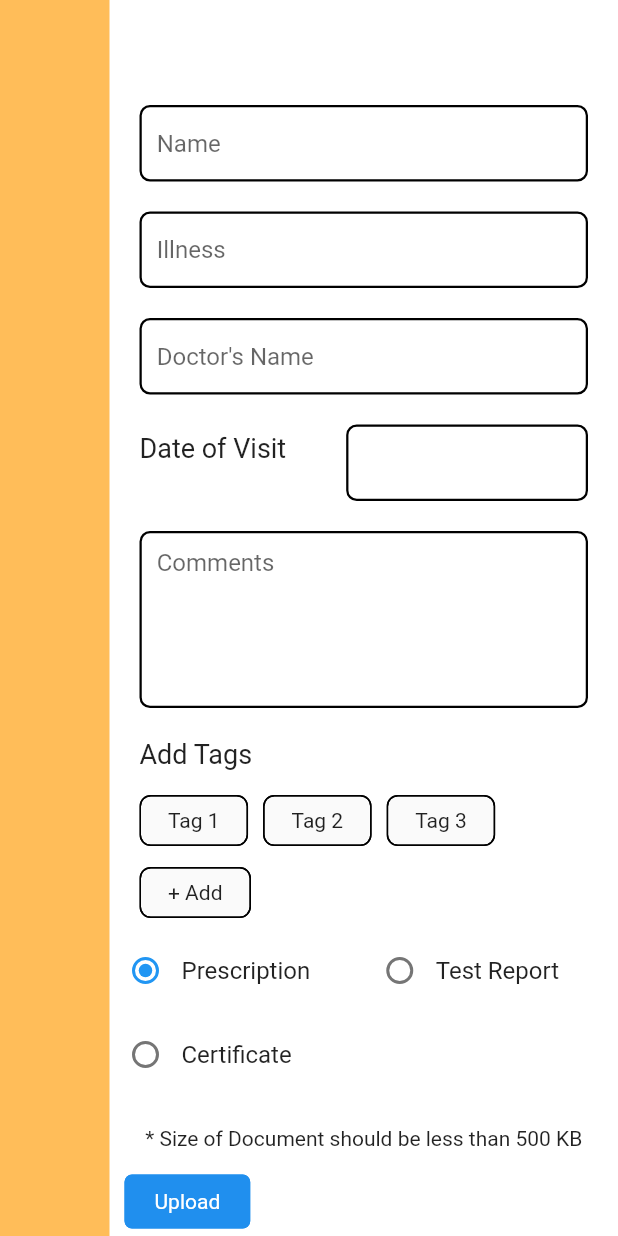
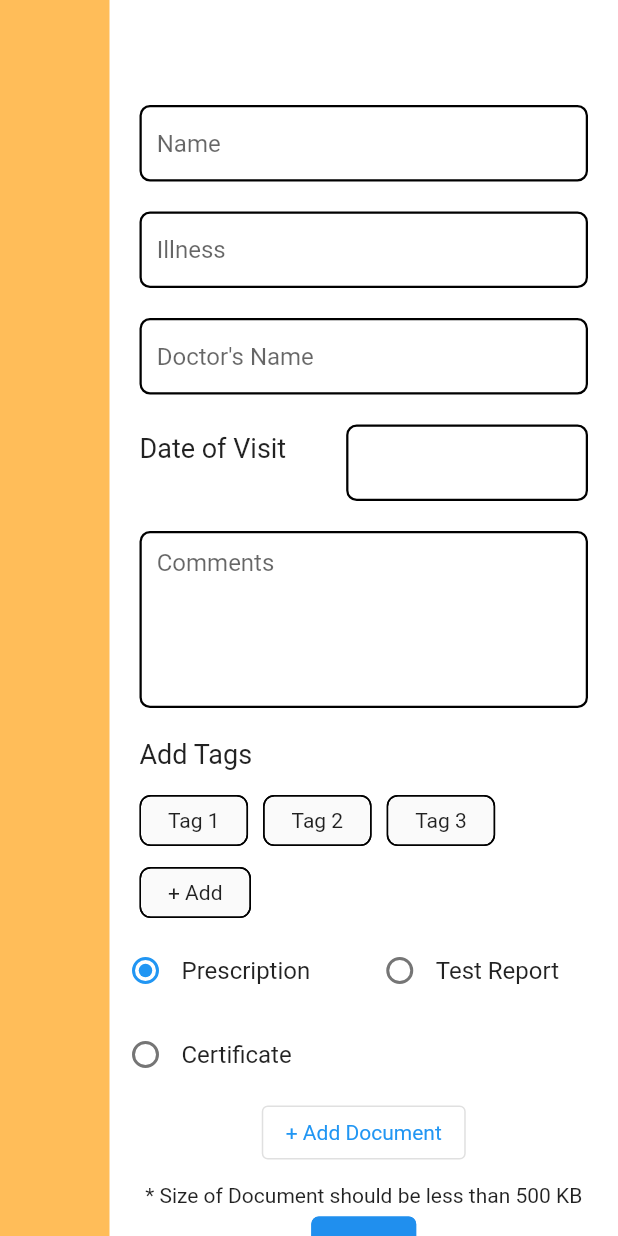
Before and after one commit to ameyathakur/cubic, a Flutter app: the AddDocument screen opened directly, on a phone screen of 412 x 824 dp. Run offline on Flutter 3.47's test engine with Material 2 defaults, Android fonts, the light colour scheme and no system bars; our stand-ins replace cloud_firestore, dropdown_button2, firebase_auth, firebase_core, image_picker, intl_phone_field and 1 more; missing offline and left inert: amplify_api, amplify_core, amplify_flutter, razorpay_flutter; accounts and stored records are empty.

Commit message:
Images Import and Display

```diff
--- a/lib/UI/AddDocument.dart
+++ b/lib/UI/AddDocument.dart
@@ -1,14 +1,26 @@
+import 'dart:io';
+
 import 'package:cubic/Widgets/Button.dart';
+import 'package:flutter/cupertino.dart';
+
 import 'package:flutter/material.dart';
+import 'package:flutter/services.dart';
+import 'package:image_picker/image_picker.dart';
 
 String chip1 = 'Tag 1', chip2 = 'Tag 2', chip3 = 'Tag 3';
 
 enum members { Prescription, Test_Report, Certificate }
 members m = members.Prescription;
 
-class AddDocument extends StatelessWidget {
+class AddDocument extends StatefulWidget {
   const AddDocument({Key? key}) : super(key: key);
 
+  @override
+  State<AddDocument> createState() => _AddDocumentState();
+}
+
+class _AddDocumentState extends State<AddDocument> {
+  List<File> imageList = [];
   @override
   Widget build(BuildContext context) {
     return Scaffold(
@@ -24,6 +36,7 @@ class AddDocument extends StatelessWidget {
             child: SingleChildScrollView(
                 padding: EdgeInsets.only(top: 50),
                 child: Column(
+                  mainAxisSize: MainAxisSize.min,
                   children: [
                     Container(
                         margin: EdgeInsets.only(left: 20, right: 20, top: 20),
@@ -240,21 +253,77 @@ class AddDocument extends StatelessWidget {
                             const Text('Certificate'),
                           ],
                         )),
+
+                    (imageList.length != 0)?
+
+                        Padding(padding: EdgeInsets.only(bottom: 20, top: 20), child:
+                    SizedBox(
+                      height: 100.0,
+                      child: ListView.builder(
+                          physics: ClampingScrollPhysics(),
+                          shrinkWrap: true,
+                          scrollDirection: Axis.horizontal,
+                        itemCount: imageList.length,
+                        itemBuilder: (BuildContext context, int index) {
+                          return
+                            Padding(padding: EdgeInsets.all(10.0), child:
+                            Stack(
+                            children: [
+                              SizedBox(
+                                  height: 100,
+                                  child: Image.file(imageList[index])),
+                              Align(alignment: Alignment.topRight,child:
+                              IconButton(
+                                padding: EdgeInsets.zero,
+                                constraints: BoxConstraints(),
+                                  icon: Icon(Icons.close, color: Colors.red),
+                                  onPressed: () {
+                                    setState(() {
+                                      imageList.removeAt(index);
+                                    });
+                                  },
+                                ),
+                              )
+                                                          ],
+                              ));
+                        }),)):
+
+                        SizedBox(
+
+                        ),
+
+                    //
+
+                    OutlinedButton(
+                      onPressed: () async {
+                        ImagePicker imagePicker = ImagePicker();
+                        XFile? ximage = await imagePicker.pickImage(
+                            source: ImageSource.gallery);
+
+                        File image = File(ximage!.path);
+
+                        if (image != null) {
+                          setState(() {
+
+                            final bytes = image.readAsBytesSync().lengthInBytes;
+                            final kb = bytes / 1024;
+
+                            if(kb < 500) {
+                              imageList.add(image);
+                            }
+                          });
+                        }
+                        print("Image List Length:" +
+                            imageList!.length.toString());
+                      },
+                      child: Text('+ Add Document'),
+                    ),
+
                     Padding(
-                        padding: EdgeInsets.fromLTRB(10, 20, 10, 0),
+                        padding: EdgeInsets.fromLTRB(10, 10, 10, 0),
                         child: Text(
                             '* Size of Document should be less than 500 KB')),
-                    Align(
-                        alignment: Alignment.centerLeft,
-                        child: Padding(
-                            padding: EdgeInsets.all(10),
-                            child: Button(
-                              text: 'Upload',
-                              onPress: () {},
-                              color: const Color(0XFF208FEE),
-                              borderColor: const Color(0XFF208FEE),
-                              textColor: Colors.white,
-                            ))),
+
                     Button(
                         text: 'Save',
                         onPress: () {},
@@ -268,4 +337,16 @@ class AddDocument extends StatelessWidget {
       ),
     );
   }
+
+  Future addImage() async {
+    final ImagePicker _picker = ImagePicker();
+    File image = (await _picker.pickImage(
+        source: ImageSource.gallery, imageQuality: 50)) as File;
+    print('poi ' + image.toString());
+    imageList.add(image);
+  }
 }
+
+// String pdfUrl = result['pdfUrl'];
+// OpenFile.open(pdfUrl.replaceAll("file://", '')).then(
+//         (result) => debugPrint(result.toString()));
--- a/lib/UI/RegisterScreen.dart
+++ b/lib/UI/RegisterScreen.dart
@@ -324,7 +324,7 @@ class _RegisterScreenState extends State<RegisterScreen> {
                         Button(
                             text: 'Register',
                             onPress: () async {
-                              if (_formKey.currentState!.validate()) {
+                              // if (_formKey.currentState!.validate()) {
                                 //   // If the form is valid, display a snackbar. In the real world,
                                 //   // you'd often call a server or save the information in a database.
                                 //   ScaffoldMessenger.of(context).showSnackBar(
@@ -409,9 +409,9 @@ class _RegisterScreenState extends State<RegisterScreen> {
                                     MaterialPageRoute(
                                         builder: (BuildContext context) =>
                                             PaymentScreen()));
-                              }
+                              },
                               // }
-                            },
+                            // },
                             color: const Color(0XFF208FEE),
                             borderColor: const Color(0XFF208FEE),
                             textColor: Colors.white)
```
Also changed, not shown: pubspec.yaml (+4 -5 lines), pubspec.lock, 2 other files.
